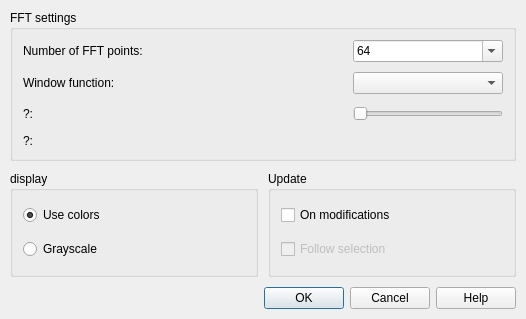
Before: the Qt Designer form plugins/sonagram/SonagramDlg.ui in KDE/kwave, drawn with Qt 5.
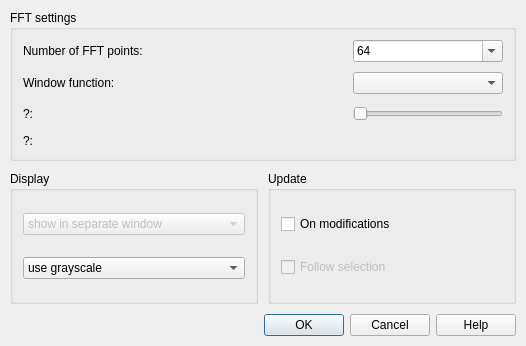
After: the same form once the commit is applied. Custom widgets are drawn as their Qt base class.

Commit message: Work/the/sonagram color mode hsv

The edit to the form file:
```diff
--- a/plugins/sonagram/SonagramDlg.ui
+++ b/plugins/sonagram/SonagramDlg.ui
@@ -6,8 +6,8 @@
    <rect>
     <x>0</x>
     <y>0</y>
-    <width>518</width>
-    <height>319</height>
+    <width>512</width>
+    <height>346</height>
    </rect>
   </property>
   <property name="sizePolicy">
@@ -26,55 +26,6 @@
    <property name="spacing">
     <number>10</number>
    </property>
-   <item row="2" column="0" colspan="2">
-    <layout class="QHBoxLayout">
-     <property name="spacing">
-      <number>6</number>
-     </property>
-     <property name="margin">
-      <number>0</number>
-     </property>
-     <item>
-      <widget class="QDialogButtonBox" name="buttonBox">
-       <property name="standardButtons">
-        <set>QDialogButtonBox::Cancel|QDialogButtonBox::Help|QDialogButtonBox::Ok</set>
-       </property>
-      </widget>
-     </item>
-    </layout>
-   </item>
-   <item row="1" column="0">
-    <widget class="QGroupBox" name="buttonGroup1">
-     <property name="title">
-      <string>display</string>
-     </property>
-     <layout class="QVBoxLayout">
-      <item>
-       <widget class="QRadioButton" name="rbColor">
-        <property name="toolTip">
-         <string>Use different colors for amplitude</string>
-        </property>
-        <property name="text">
-         <string>Use colors</string>
-        </property>
-        <property name="checked">
-         <bool>true</bool>
-        </property>
-       </widget>
-      </item>
-      <item>
-       <widget class="QRadioButton" name="rbGreyScale">
-        <property name="toolTip">
-         <string>Use grayscale only for amplitude</string>
-        </property>
-        <property name="text">
-         <string>Grayscale</string>
-        </property>
-       </widget>
-      </item>
-     </layout>
-    </widget>
-   </item>
    <item row="1" column="1">
     <widget class="QGroupBox" name="groupBox3">
      <property name="title">
@@ -327,6 +278,68 @@
      </layout>
     </widget>
    </item>
+   <item row="1" column="0">
+    <widget class="QGroupBox" name="buttonGroup1">
+     <property name="title">
+      <string>Display</string>
+     </property>
+     <layout class="QVBoxLayout">
+      <item>
+       <widget class="QComboBox" name="cbLocation">
+        <property name="enabled">
+         <bool>false</bool>
+        </property>
+        <item>
+         <property name="text">
+          <string>show in separate window</string>
+         </property>
+        </item>
+        <item>
+         <property name="text">
+          <string>show below signal</string>
+         </property>
+        </item>
+       </widget>
+      </item>
+      <item>
+       <widget class="QComboBox" name="cbColorMode">
+        <item>
+         <property name="text">
+          <string>use grayscale</string>
+         </property>
+        </item>
+        <item>
+         <property name="text">
+          <string>use colors (RGB)</string>
+         </property>
+        </item>
+        <item>
+         <property name="text">
+          <string>use colors (HSV)</string>
+         </property>
+        </item>
+       </widget>
+      </item>
+     </layout>
+    </widget>
+   </item>
+   <item row="3" column="0" colspan="2">
+    <layout class="QHBoxLayout">
+     <property name="spacing">
+      <number>6</number>
+     </property>
+     <property name="margin" stdset="0">
+      <number>0</number>
+     </property>
+     <item>
+      <widget class="QDialogButtonBox" name="buttonBox">
+       <property name="standardButtons">
+        <set>QDialogButtonBox::StandardButton::Cancel|QDialogButtonBox::StandardButton::Help|QDialogButtonBox::StandardButton::Ok</set>
+       </property>
+      </widget>
+     </item>
+    </layout>
+   </item>
   </layout>
  </widget>
  <layoutdefault spacing="10" margin="10"/>
```
Left out of the diff: 15 changed lines with no effect on the pictures. The commit also changes 9 other files.
